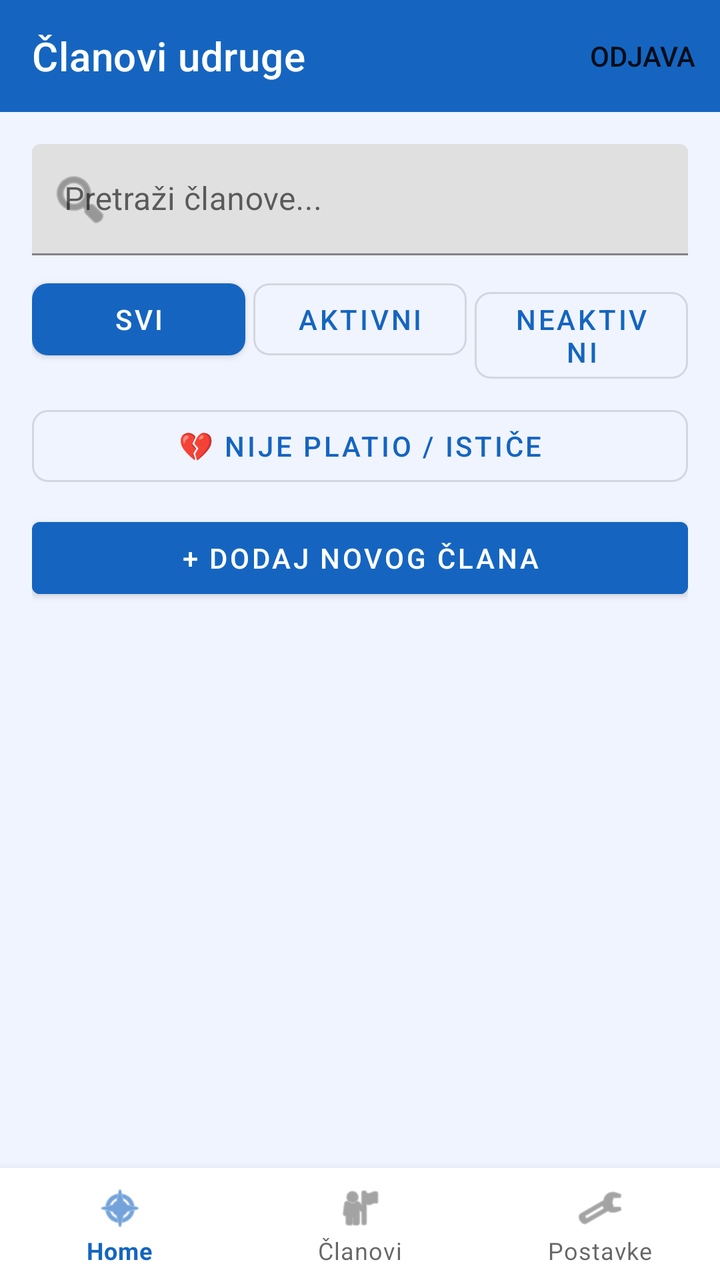
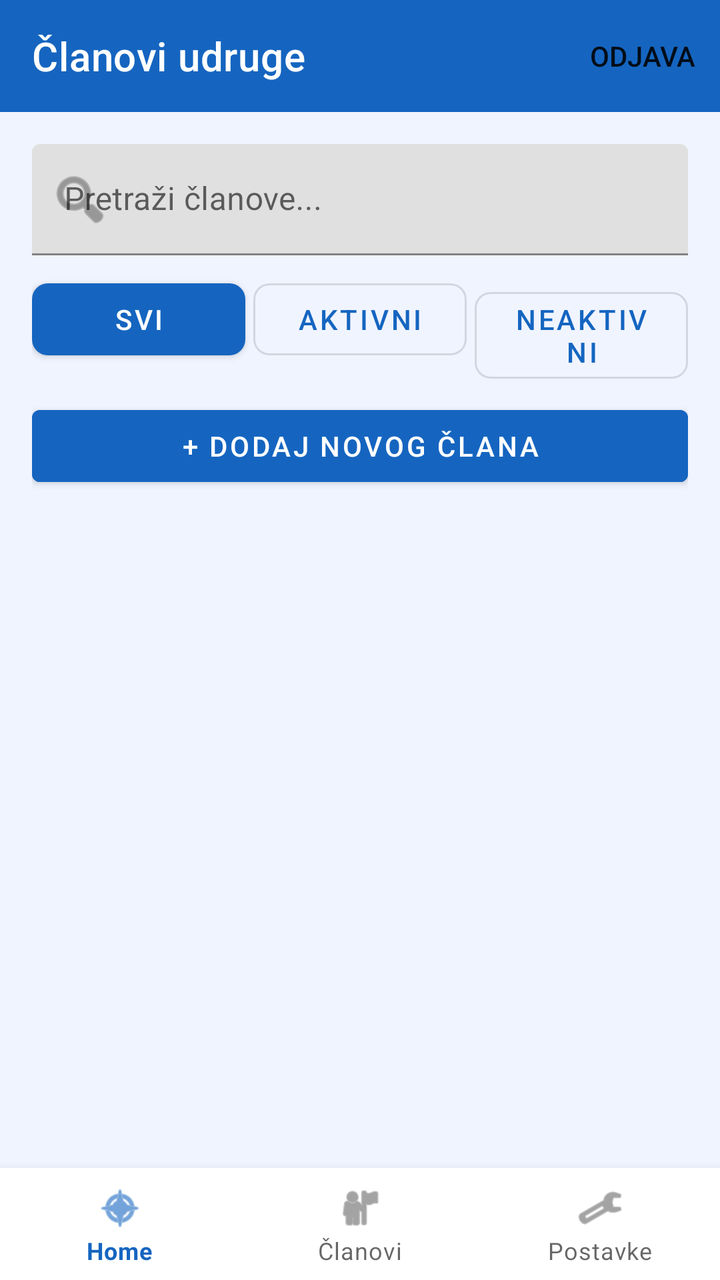

Compare the two renders of this Android layout. The source of the first and the diff that turns it into the second are given below.
<!-- AndroidManifest.xml: application theme Theme.EvidencijaClanova -->
<!-- res/layout/activity_clanovi.xml -->
<?xml version="1.0" encoding="utf-8"?>
<androidx.drawerlayout.widget.DrawerLayout
    xmlns:android="http://schemas.android.com/apk/res/android"
    xmlns:app="http://schemas.android.com/apk/res-auto"
    android:id="@+id/drawer_layout"
    android:layout_width="match_parent"
    android:layout_height="match_parent">

    <LinearLayout
        android:layout_width="match_parent"
        android:layout_height="match_parent"
        android:orientation="vertical"
        android:background="@color/background">

        <com.google.android.material.appbar.MaterialToolbar
            android:id="@+id/toolbar"
            android:layout_width="match_parent"
            android:layout_height="?attr/actionBarSize"
            android:background="@color/primary"
            app:title="Članovi udruge"
            app:titleTextColor="@color/white"
            app:menu="@menu/toolbar_menu"/>

        <LinearLayout
            android:layout_width="match_parent"
            android:layout_height="wrap_content"
            android:orientation="vertical"
            android:padding="16dp">

            <com.google.android.material.textfield.TextInputLayout
                android:layout_width="match_parent"
                android:layout_height="wrap_content"
                android:hint="Pretraži članove..."
                android:layout_marginBottom="8dp"
                app:startIconDrawable="@android:drawable/ic_menu_search">

                <com.google.android.material.textfield.TextInputEditText
                    android:id="@+id/et_pretraga"
                    android:layout_width="match_parent"
                    android:layout_height="wrap_content"/>

            </com.google.android.material.textfield.TextInputLayout>

            <LinearLayout
                android:layout_width="match_parent"
                android:layout_height="wrap_content"
                android:orientation="horizontal"
                android:layout_marginBottom="8dp">

                <com.google.android.material.button.MaterialButton
                    android:id="@+id/btn_svi"
                    android:layout_width="0dp"
                    android:layout_height="wrap_content"
                    android:layout_weight="1"
                    android:text="Svi"
                    android:layout_marginEnd="4dp"
                    app:cornerRadius="8dp"/>

                <com.google.android.material.button.MaterialButton
                    android:id="@+id/btn_aktivni"
                    android:layout_width="0dp"
                    android:layout_height="wrap_content"
                    android:layout_weight="1"
                    android:text="Aktivni"
                    android:layout_marginEnd="4dp"
                    style="@style/Widget.MaterialComponents.Button.OutlinedButton"
                    app:cornerRadius="8dp"/>

                <com.google.android.material.button.MaterialButton
                    android:id="@+id/btn_neaktivni"
                    android:layout_width="0dp"
                    android:layout_height="wrap_content"
                    android:layout_weight="1"
                    android:text="Neaktivni"
                    style="@style/Widget.MaterialComponents.Button.OutlinedButton"
                    app:cornerRadius="8dp"/>

            </LinearLayout>

            <com.google.android.material.button.MaterialButton
                android:id="@+id/btn_nije_platio"
                android:layout_width="match_parent"
                android:layout_height="wrap_content"
                android:text="💔 Nije platio / Ističe"
                android:layout_marginBottom="8dp"
                style="@style/Widget.MaterialComponents.Button.OutlinedButton"
                app:cornerRadius="8dp"/>

            <com.google.android.material.button.MaterialButton
                android:id="@+id/btn_dodaj"
                android:layout_width="match_parent"
                android:layout_height="wrap_content"
                android:text="+ Dodaj novog člana"
                android:backgroundTint="@color/primary"/>

        </LinearLayout>

        <androidx.recyclerview.widget.RecyclerView
            android:id="@+id/recyclerView"
            android:layout_width="match_parent"
            android:layout_height="0dp"
            android:layout_weight="1"
            android:padding="8dp"/>

        <com.google.android.material.bottomnavigation.BottomNavigationView
            android:id="@+id/bottom_nav"
            android:layout_width="match_parent"
            android:layout_height="wrap_content"
            android:background="@color/white"
            app:menu="@menu/bottom_menu"/>

    </LinearLayout>

    <com.google.android.material.navigation.NavigationView
        android:id="@+id/nav_view"
        android:layout_width="wrap_content"
        android:layout_height="match_parent"
        android:layout_gravity="start"
        app:menu="@menu/drawer_menu"/>

</androidx.drawerlayout.widget.DrawerLayout>
<!-- resources referenced by this layout -->
<resources>
  <color name="background">#F0F4FF</color>
  <color name="primary">#1565C0</color>
  <color name="white">#FFFFFF</color>
  <style name="Theme.EvidencijaClanova" parent="Theme.MaterialComponents.DayNight.NoActionBar">
          <item name="colorPrimary">@color/primary</item>
          <item name="colorPrimaryVariant">@color/primary_light</item>
          <item name="colorAccent">@color/accent</item>
          <item name="android:colorBackground">@color/background</item>
          <item name="colorSurface">@color/card</item>
      </style>
  <color name="primary_light">#1E88E5</color>
  <color name="accent">#1E88E5</color>
  <color name="card">#FFFFFF</color>
</resources>

<!-- the commit's change to res/layout/activity_clanovi.xml (unified diff, before → after) -->
@@ -18,7 +18,7 @@
             android:layout_height="?attr/actionBarSize"
             android:background="@color/primary"
             app:title="Članovi udruge"
-            app:titleTextColor="@color/white"
+            app:titleTextColor="#FFFFFF"
             app:menu="@menu/toolbar_menu"/>
 
         <LinearLayout
@@ -78,15 +78,6 @@
             </LinearLayout>
 
             <com.google.android.material.button.MaterialButton
-                android:id="@+id/btn_nije_platio"
-                android:layout_width="match_parent"
-                android:layout_height="wrap_content"
-                android:text="💔 Nije platio / Ističe"
-                android:layout_marginBottom="8dp"
-                style="@style/Widget.MaterialComponents.Button.OutlinedButton"
-                app:cornerRadius="8dp"/>
-
-            <com.google.android.material.button.MaterialButton
                 android:id="@+id/btn_dodaj"
                 android:layout_width="match_parent"
                 android:layout_height="wrap_content"
